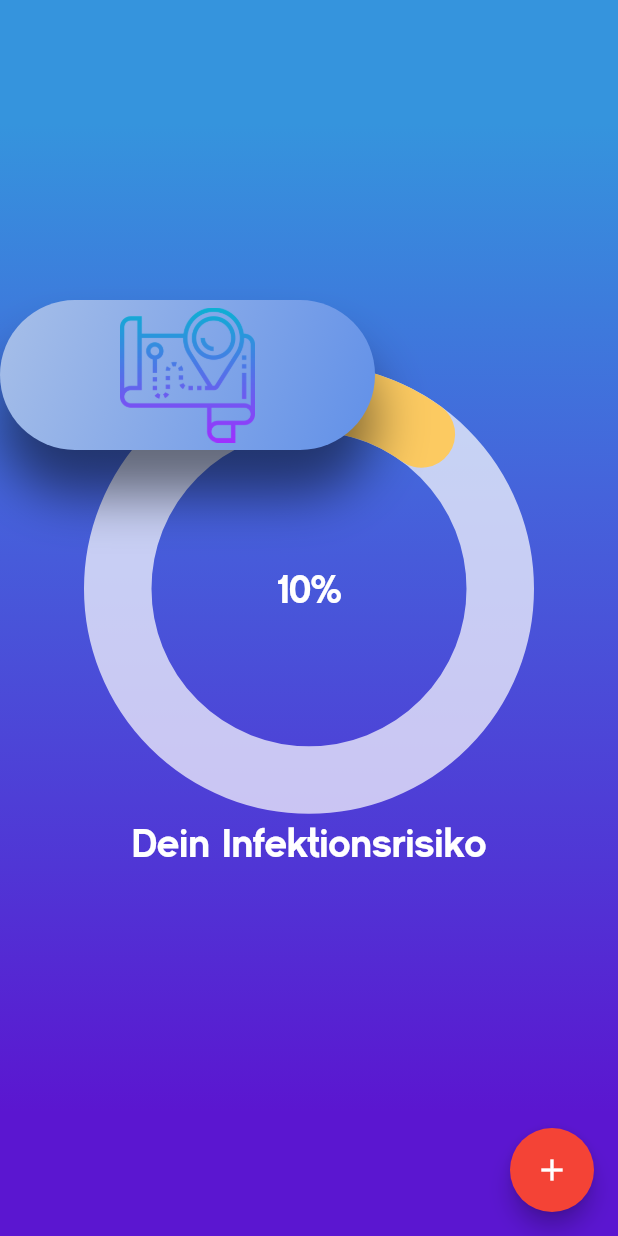
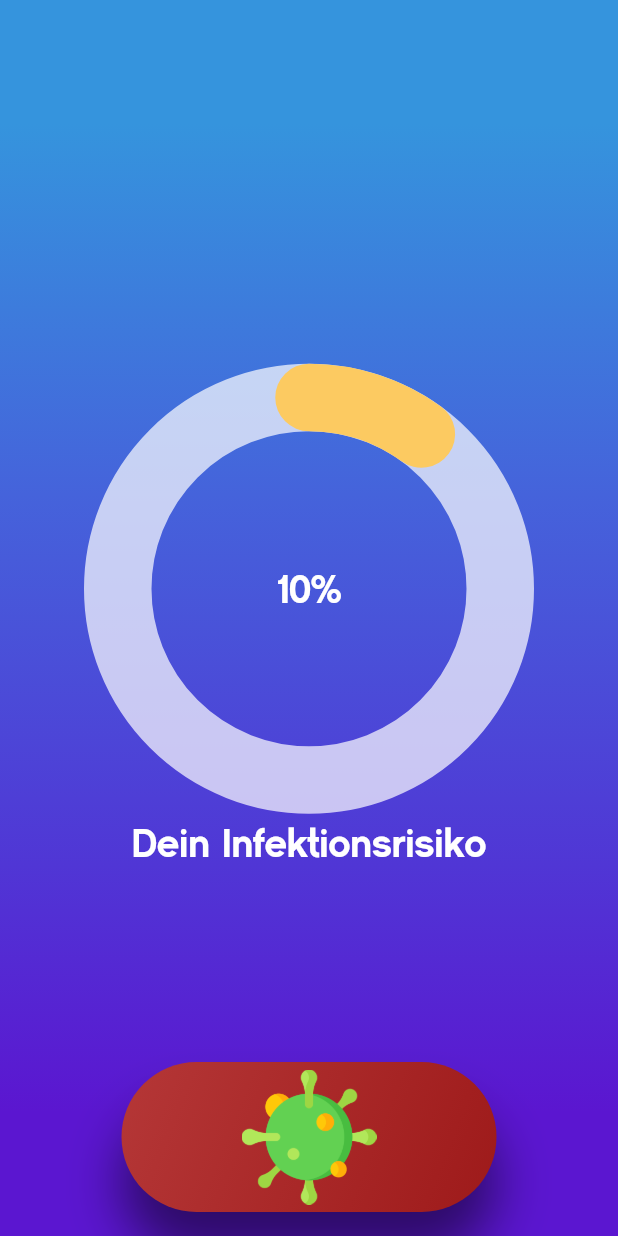
Before and after one commit to timxschroeder/corisk, a Flutter app: the screen it shows after launch, after a tap on "Überspringen", on a phone screen of 412 x 824 dp. Run offline on Flutter 3.47's test engine with Material 2 defaults, Android fonts, the phone set to English and light mode, and no system bars; drawn by our look-alikes of percent_indicator; our stand-ins replace cloud_firestore, firebase_messaging, flutter_redux, geolocator, redux, sembast; missing offline and left inert: background_fetch, flutter_emoji, location_permissions; accounts and stored records are empty; statements that could not run were skipped.

Commit message:
Update Layout

```diff
--- a/lib/AnimatedButton.dart
+++ b/lib/AnimatedButton.dart
@@ -82,8 +82,8 @@ class _AnimatedButtonState extends State<AnimatedButton> with SingleTickerProvid
             begin: Alignment.topLeft,
             end: Alignment.bottomRight,
             colors: [
-              Color(0xFFA7BFE8),
-              Color(0xFF6190E8),
+              Color(0xFFB53737),
+              Color(0xFF9E1A1A),
             ],
           ),
         ),
@@ -91,7 +91,7 @@ class _AnimatedButtonState extends State<AnimatedButton> with SingleTickerProvid
             child: Padding(
           padding: EdgeInsets.symmetric(vertical: 5.0),
           child: Image(
-            image: AssetImage('assets/images/destination.png'),
+            image: AssetImage('assets/images/virus.png'),
             fit: BoxFit.scaleDown,
           ),
         )),
--- a/lib/ScrollablePopup.dart
+++ b/lib/ScrollablePopup.dart
@@ -25,12 +25,17 @@ class _CustomPopupState extends State<CustomPopup> {
         builder: (context, UISettingsViewModel uiSettingsViewModel) {
           return Offstage(
             offstage: !uiSettingsViewModel.uiSettings.infectionLevelButtonClicked,
-            child: AnimatedContainer(
+            child: Stack(
+              alignment: Alignment.center,
+              children: [
+                //in the background to close the screen again
+                InkWell(onTap: () => uiSettingsViewModel.onDismissInfectionLevel()),
+                AnimatedContainer(
                   duration: Duration(milliseconds: 300),
                   height: uiSettingsViewModel.uiSettings.infectionLevelButtonClicked
-                  ? MediaQuery.of(context).size.height / 3
+                      ? MediaQuery.of(context).size.height / 2
                       : 0,
-              width: MediaQuery.of(context).size.width / 3,
+                  width: MediaQuery.of(context).size.width / 1.3,
                   child: Card(
                     elevation: 3,
                     child: MediaQuery.removePadding(
@@ -50,6 +55,8 @@ class _CustomPopupState extends State<CustomPopup> {
                     ),
                   ),
                 ),
+              ],
+            ),
           );
         });
   }
--- a/lib/main.dart
+++ b/lib/main.dart
@@ -52,7 +52,7 @@ void main() {
 class App extends StatelessWidget {
   final Store<AppState> store = Store<AppState>(
     stateReducer,
-    initialState: AppState(UISettings(true, false)),
+    initialState: AppState(UISettings(false, false)),
     middleware: []..addAll(createUISettingsMiddleware()),
   );
 
--- a/lib/screens/tracking_ui.dart
+++ b/lib/screens/tracking_ui.dart
@@ -5,11 +5,15 @@ import 'package:corona_tracking/LocationDAO.dart';
 import 'package:corona_tracking/ScrollablePopup.dart';
 import 'package:corona_tracking/model/Location.dart';
 import 'package:corona_tracking/model/Patient.dart';
+import 'package:corona_tracking/redux/AppState.dart';
+import 'package:corona_tracking/redux/ViewModels/UISettingsViewModel.dart';
 import 'package:corona_tracking/utilities/styles.dart';
 import 'package:flutter/material.dart';
 import 'package:flutter/services.dart';
+import 'package:flutter_redux/flutter_redux.dart';
 import 'package:intl/intl.dart';
 import 'package:percent_indicator/circular_percent_indicator.dart';
+import 'package:redux/redux.dart';
 
 class TrackingUI extends StatelessWidget {
   @override
@@ -36,20 +40,23 @@ class TrackingUI extends StatelessWidget {
                 ),
               ),
               Center(child: RiskIndicator()),
-            Positioned(child: AnimatedButton(), top: 200.0),
-            Center(
-              child: CustomPopup(
-                items: [1, 2, 3, 4, 5, 6, 7, 8],
+              //Positioned(child: AnimatedButton(), top: 200.0),
+              CustomPopup(
+                items: [
+                  "Mögliche Infektion 1, 23.20.20",
+                  "Mögliche Infektion 1, 23.20.20",
+                  "Mögliche Infektion 1, 23.20.20",
+                ],
                 builderFunction: (context, item) {
                   return ListTile(title: Text(item.toString()), onTap: () {});
                 },
               ),
-            ),
             ],
           ),
         ),
-      floatingActionButtonLocation: FloatingActionButtonLocation.endFloat,
-      floatingActionButton: FloatingActionButton(
+        floatingActionButtonLocation: FloatingActionButtonLocation.centerFloat,
+        floatingActionButton: AnimatedButton()
+        /*FloatingActionButton(
         backgroundColor: Colors.red,
         onPressed: () => showDialog(
             context: context,
@@ -71,7 +78,7 @@ class TrackingUI extends StatelessWidget {
               );
             }),
         child: Icon(Icons.add),
-      ),
+      ),*/
         );
   }
 
@@ -92,7 +99,12 @@ class RiskIndicator extends StatelessWidget {
   @override
   Widget build(BuildContext context) {
     double percent = 0.1;
-    return CircularPercentIndicator(
+    return StoreConnector<AppState, UISettingsViewModel>(
+        converter: (Store<AppState> store) => UISettingsViewModel.from(store),
+        builder: (context, UISettingsViewModel uiSettingsViewModel) {
+          return InkWell(
+            onTap: () => uiSettingsViewModel.onClickInfectionLevelButton(),
+            child: CircularPercentIndicator(
               radius: 300.0,
               lineWidth: 45.0,
               animation: true,
@@ -106,10 +118,12 @@ class RiskIndicator extends StatelessWidget {
                 style: kTitleStyle,
               ),
               circularStrokeCap: CircularStrokeCap.round,
-      progressColor:
-          HSVColor.lerp(HSVColor.fromColor(Color(0xffffd56a)), HSVColor.fromColor(Color(0xffe45314)), percent)
+              progressColor: HSVColor.lerp(
+                      HSVColor.fromColor(Color(0xffffd56a)), HSVColor.fromColor(Color(0xffe45314)), percent)
                   .toColor(),
               backgroundColor: Colors.white70,
+            ),
           );
+        });
   }
 }
```
Lines whose indentation alone changed are shown as unchanged.
